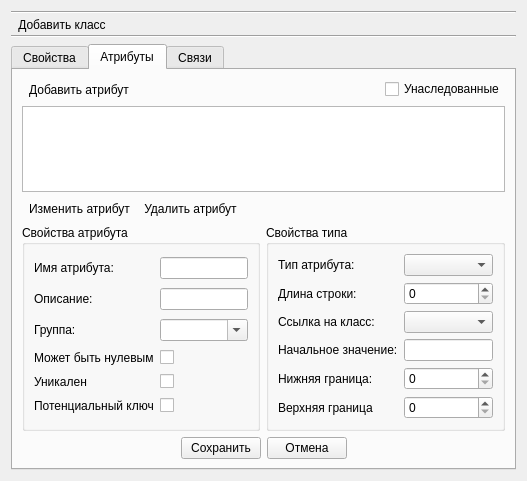
rdnvndr/raindrop, file src/plugins/modeleride/propclass.ui: the form before one commit.
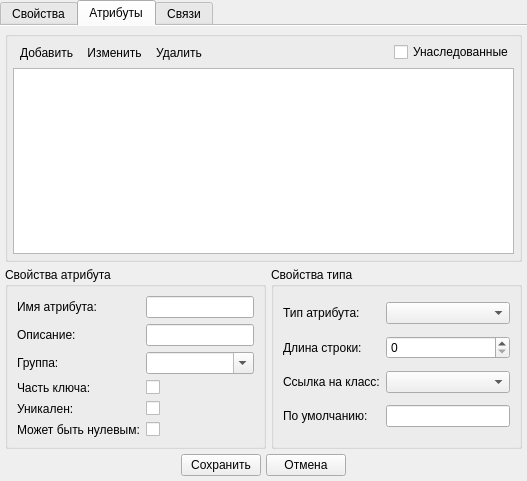
The form after the commit. Icons and pictures are not drawn. Custom widgets are drawn as their Qt base class.

What changed in the file:
```diff
--- a/src/plugins/modeleride/propclass.ui
+++ b/src/plugins/modeleride/propclass.ui
@@ -14,95 +14,63 @@
    <string>Свойство класса</string>
   </property>
   <layout class="QVBoxLayout" name="verticalLayout_4">
-   <item>
-    <layout class="QVBoxLayout" name="verticalLayoutClass">
      <property name="spacing">
       <number>0</number>
      </property>
-     <item>
-      <widget class="QFrame" name="frameToolClassUp">
-       <property name="frameShape">
-        <enum>QFrame::HLine</enum>
-       </property>
-       <property name="frameShadow">
-        <enum>QFrame::Sunken</enum>
-       </property>
-      </widget>
-     </item>
-     <item>
-      <layout class="QHBoxLayout" name="horizontalLayoutToolClass">
-       <property name="spacing">
+   <property name="margin">
         <number>0</number>
        </property>
-       <item>
-        <widget class="QToolButton" name="toolButtonAddClass">
-         <property name="text">
-          <string>Добавить класс</string>
-         </property>
-         <property name="icon">
-          <iconset resource="modeleride.qrc">
-           <normaloff>:/add</normaloff>:/add</iconset>
-         </property>
-         <property name="iconSize">
-          <size>
-           <width>16</width>
-           <height>16</height>
-          </size>
-         </property>
-         <property name="toolButtonStyle">
-          <enum>Qt::ToolButtonTextBesideIcon</enum>
-         </property>
-         <property name="autoRaise">
-          <bool>true</bool>
-         </property>
-        </widget>
-       </item>
-       <item>
-        <spacer name="horizontalSpacerToolClass">
-         <property name="orientation">
-          <enum>Qt::Horizontal</enum>
-         </property>
-         <property name="sizeHint" stdset="0">
-          <size>
-           <width>40</width>
-           <height>20</height>
-          </size>
-         </property>
-        </spacer>
-       </item>
-      </layout>
-     </item>
-     <item>
-      <widget class="QFrame" name="frameToolClassDown">
-       <property name="frameShape">
-        <enum>QFrame::HLine</enum>
-       </property>
-       <property name="frameShadow">
-        <enum>QFrame::Sunken</enum>
-       </property>
-      </widget>
-     </item>
-    </layout>
-   </item>
    <item>
     <widget class="QTabWidget" name="tabWidgetProp">
      <property name="currentIndex">
       <number>1</number>
      </property>
+     <property name="documentMode">
+      <bool>true</bool>
+     </property>
      <widget class="QWidget" name="tabProp">
       <attribute name="title">
        <string>Свойства</string>
       </attribute>
       <layout class="QVBoxLayout" name="verticalLayoutProp">
+       <property name="spacing">
+        <number>5</number>
+       </property>
+       <property name="margin">
+        <number>5</number>
+       </property>
        <item>
         <layout class="QHBoxLayout" name="horizontalLayoutPropTool">
          <property name="spacing">
           <number>0</number>
          </property>
+         <item>
+          <widget class="QToolButton" name="toolButtonAddClass">
+           <property name="text">
+            <string>Добавить</string>
+           </property>
+           <property name="icon">
+            <iconset resource="modeleride.qrc">
+             <normaloff>:/add</normaloff>:/add</iconset>
+           </property>
+           <property name="iconSize">
+            <size>
+             <width>16</width>
+             <height>16</height>
+            </size>
+           </property>
+           <property name="toolButtonStyle">
+            <enum>Qt::ToolButtonTextBesideIcon</enum>
+           </property>
+           <property name="autoRaise">
+            <bool>true</bool>
+           </property>
+          </widget>
+         </item>
          <item>
           <widget class="QToolButton" name="toolButtonEditClass">
            <property name="text">
-            <string>Изменить класс</string>
+            <string>Изменить</string>
            </property>
            <property name="icon">
             <iconset resource="modeleride.qrc">
@@ -125,7 +93,7 @@
          <item>
           <widget class="QToolButton" name="toolButtonDelClass">
            <property name="text">
-            <string>Удалить класс</string>
+            <string>Удалить</string>
            </property>
            <property name="icon">
             <iconset resource="modeleride.qrc">
@@ -301,6 +269,24 @@
        <string>Атрибуты</string>
       </attribute>
       <layout class="QVBoxLayout" name="verticalLayout_2">
+       <property name="spacing">
+        <number>5</number>
+       </property>
+       <property name="margin">
+        <number>5</number>
+       </property>
+       <item>
+        <widget class="QGroupBox" name="groupBox">
+         <property name="title">
+          <string/>
+         </property>
+         <layout class="QVBoxLayout" name="verticalLayout">
+          <property name="spacing">
+           <number>5</number>
+          </property>
+          <property name="margin">
+           <number>5</number>
+          </property>
        <item>
         <layout class="QHBoxLayout" name="horizontalLayoutAttrListTool">
          <property name="spacing">
@@ -309,7 +295,7 @@
          <item>
           <widget class="QToolButton" name="toolButtonAddAttr">
            <property name="text">
-            <string>Добавить атрибут</string>
+               <string>Добавить</string>
            </property>
            <property name="icon">
             <iconset resource="modeleride.qrc">
@@ -329,6 +315,52 @@
            </property>
           </widget>
          </item>
+            <item>
+             <widget class="QToolButton" name="toolButtonEditAttr">
+              <property name="text">
+               <string>Изменить</string>
+              </property>
+              <property name="icon">
+               <iconset resource="modeleride.qrc">
+                <normaloff>:/edit</normaloff>:/edit</iconset>
+              </property>
+              <property name="iconSize">
+               <size>
+                <width>16</width>
+                <height>16</height>
+               </size>
+              </property>
+              <property name="toolButtonStyle">
+               <enum>Qt::ToolButtonTextBesideIcon</enum>
+              </property>
+              <property name="autoRaise">
+               <bool>true</bool>
+              </property>
+             </widget>
+            </item>
+            <item>
+             <widget class="QToolButton" name="toolButtonDeleteAttr">
+              <property name="text">
+               <string>Удалить</string>
+              </property>
+              <property name="icon">
+               <iconset resource="modeleride.qrc">
+                <normaloff>:/remove</normaloff>:/remove</iconset>
+              </property>
+              <property name="iconSize">
+               <size>
+                <width>16</width>
+                <height>16</height>
+               </size>
+              </property>
+              <property name="toolButtonStyle">
+               <enum>Qt::ToolButtonTextBesideIcon</enum>
+              </property>
+              <property name="autoRaise">
+               <bool>true</bool>
+              </property>
+             </widget>
+            </item>
          <item>
           <spacer name="horizontalSpacerAttrListTool">
            <property name="orientation">
@@ -354,71 +386,8 @@
        <item>
         <widget class="QTableView" name="tableViewAttr"/>
        </item>
-       <item>
-        <layout class="QHBoxLayout" name="horizontalLayoutToolAttr">
-         <property name="spacing">
-          <number>0</number>
-         </property>
-         <item>
-          <widget class="QToolButton" name="toolButtonEditAttr">
-           <property name="text">
-            <string>Изменить атрибут</string>
-           </property>
-           <property name="icon">
-            <iconset resource="modeleride.qrc">
-             <normaloff>:/edit</normaloff>:/edit</iconset>
-           </property>
-           <property name="iconSize">
-            <size>
-             <width>16</width>
-             <height>16</height>
-            </size>
-           </property>
-           <property name="toolButtonStyle">
-            <enum>Qt::ToolButtonTextBesideIcon</enum>
-           </property>
-           <property name="autoRaise">
-            <bool>true</bool>
-           </property>
-          </widget>
-         </item>
-         <item>
-          <widget class="QToolButton" name="toolButtonDeleteAttr">
-           <property name="text">
-            <string>Удалить атрибут</string>
-           </property>
-           <property name="icon">
-            <iconset resource="modeleride.qrc">
-             <normaloff>:/remove</normaloff>:/remove</iconset>
-           </property>
-           <property name="iconSize">
-            <size>
-             <width>16</width>
-             <height>16</height>
-            </size>
-           </property>
-           <property name="toolButtonStyle">
-            <enum>Qt::ToolButtonTextBesideIcon</enum>
-           </property>
-           <property name="autoRaise">
-            <bool>true</bool>
-           </property>
-          </widget>
-         </item>
-         <item>
-          <spacer name="horizontalSpacerToolAttr">
-           <property name="orientation">
-            <enum>Qt::Horizontal</enum>
-           </property>
-           <property name="sizeHint" stdset="0">
-            <size>
-             <width>40</width>
-             <height>20</height>
-            </size>
-           </property>
-          </spacer>
-         </item>
-        </layout>
+         </layout>
+        </widget>
        </item>
        <item>
         <layout class="QHBoxLayout" name="horizontalLayoutPropAttr">
@@ -428,74 +397,39 @@
             <string>Свойства атрибута</string>
            </property>
            <layout class="QGridLayout" name="gridLayout_2">
-            <item row="5" column="1">
-             <widget class="QCheckBox" name="checkBoxIsCandidateKey">
-              <property name="text">
-               <string/>
-              </property>
-             </widget>
-            </item>
-            <item row="1" column="0">
-             <widget class="QLabel" name="labelAttrDesc">
-              <property name="text">
-               <string>Описание:</string>
-              </property>
-             </widget>
-            </item>
-            <item row="4" column="1">
-             <widget class="QCheckBox" name="checkBoxIsUnique">
-              <property name="text">
-               <string/>
-              </property>
-             </widget>
-            </item>
-            <item row="3" column="0">
+            <item row="5" column="0">
              <widget class="QLabel" name="labelIsNull">
               <property name="text">
-               <string>Может быть нулевым</string>
+               <string>Может быть нулевым:</string>
               </property>
              </widget>
             </item>
-            <item row="2" column="0">
-             <widget class="QLabel" name="labelAttrGroup">
-              <property name="text">
-               <string>Группа:</string>
-              </property>
-             </widget>
-            </item>
-            <item row="2" column="1">
-             <widget class="QComboBox" name="comboBoxAttrGroup">
-              <property name="editable">
-               <bool>true</bool>
-              </property>
-             </widget>
-            </item>
-            <item row="5" column="0">
+            <item row="3" column="0">
              <widget class="QLabel" name="labelIsCandidateKey">
               <property name="text">
-               <string>Потенциальный ключ</string>
+               <string>Часть ключа:</string>
+              </property>
+             </widget>
+            </item>
+            <item row="1" column="0">
+             <widget class="QLabel" name="labelAttrDesc">
+              <property name="text">
+               <string>Описание:</string>
               </property>
              </widget>
             </item>
             <item row="1" column="1">
              <widget class="QLineEdit" name="lineEditAttrDesc"/>
             </item>
-            <item row="0" column="1">
-             <widget class="QLineEdit" name="lineEditAttrName"/>
-            </item>
-            <item row="3" column="1">
+            <item row="5" column="1">
              <widget class="QCheckBox" name="checkBoxIsNull">
               <property name="text">
                <string/>
               </property>
              </widget>
             </item>
-            <item row="4" column="0">
-             <widget class="QLabel" name="labelIsUnique">
-              <property name="text">
-               <string>Уникален</string>
-              </property>
-             </widget>
+            <item row="0" column="1">
+             <widget class="QLineEdit" name="lineEditAttrName"/>
             </item>
             <item row="0" column="0">
              <widget class="QLabel" name="labelAttrName">
@@ -504,6 +438,41 @@
               </property>
              </widget>
             </item>
+            <item row="2" column="0">
+             <widget class="QLabel" name="labelAttrGroup">
+              <property name="text">
+               <string>Группа:</string>
+              </property>
+             </widget>
+            </item>
+            <item row="3" column="1">
+             <widget class="QCheckBox" name="checkBoxIsCandidateKey">
+              <property name="text">
+               <string/>
+              </property>
+             </widget>
+            </item>
+            <item row="4" column="0">
+             <widget class="QLabel" name="labelIsUnique">
+              <property name="text">
+               <string>Уникален:</string>
+              </property>
+             </widget>
+            </item>
+            <item row="4" column="1">
+             <widget class="QCheckBox" name="checkBoxIsUnique">
+              <property name="text">
+               <string/>
+              </property>
+             </widget>
+            </item>
+            <item row="2" column="1">
+             <widget class="QComboBox" name="comboBoxAttrGroup">
+              <property name="editable">
+               <bool>true</bool>
+              </property>
+             </widget>
+            </item>
            </layout>
           </widget>
          </item>
@@ -513,19 +482,16 @@
             <string>Свойства типа</string>
            </property>
            <layout class="QGridLayout" name="gridLayout_3">
-            <item row="2" column="0">
-             <widget class="QLabel" name="labelLinkClass">
+            <item row="1" column="1">
+             <widget class="QSpinBox" name="spinBoxStringLen"/>
+            </item>
+            <item row="3" column="0">
+             <widget class="QLabel" name="labelDefaultValue">
               <property name="text">
-               <string>Ссылка на класс:</string>
+               <string>По умолчанию:</string>
               </property>
              </widget>
             </item>
-            <item row="5" column="1">
-             <widget class="QSpinBox" name="spinBoxUpValue"/>
-            </item>
-            <item row="3" column="1">
-             <widget class="QLineEdit" name="lineEditDefaultValue"/>
-            </item>
             <item row="0" column="0">
              <widget class="QLabel" name="labelTypeAttr">
               <property name="text">
@@ -533,29 +499,6 @@
               </property>
              </widget>
             </item>
-            <item row="0" column="1">
-             <widget class="QComboBox" name="comboBoxTypeAttr"/>
-            </item>
-            <item row="5" column="0">
-             <widget class="QLabel" name="labelUpValue">
-              <property name="text">
-               <string>Верхняя граница</string>
-              </property>
-             </widget>
-            </item>
-            <item row="4" column="0">
-             <widget class="QLabel" name="labelDownValue">
-              <property name="text">
-               <string>Нижняя граница:</string>
-              </property>
-             </widget>
-            </item>
-            <item row="2" column="1">
-             <widget class="TreeComboBox" name="comboBoxLinkAttr"/>
-            </item>
-            <item row="4" column="1">
-             <widget class="QSpinBox" name="spinBoxDownValue"/>
-            </item>
             <item row="1" column="0">
              <widget class="QLabel" name="labelStringLen">
               <property name="text">
@@ -563,15 +506,21 @@
               </property>
              </widget>
             </item>
-            <item row="3" column="0">
-             <widget class="QLabel" name="labelDefaultValue">
+            <item row="2" column="0">
+             <widget class="QLabel" name="labelLinkClass">
               <property name="text">
-               <string>Начальное значение:</string>
+               <string>Ссылка на класс:</string>
               </property>
              </widget>
             </item>
-            <item row="1" column="1">
-             <widget class="QSpinBox" name="spinBoxStrinLen"/>
+            <item row="2" column="1">
+             <widget class="TreeComboBox" name="comboBoxLinkAttr"/>
+            </item>
+            <item row="0" column="1">
+             <widget class="QComboBox" name="comboBoxTypeAttr"/>
+            </item>
+            <item row="3" column="1">
+             <widget class="QLineEdit" name="lineEditDefaultValue"/>
             </item>
            </layout>
            <zorder>labelTypeAttr</zorder>
@@ -580,12 +529,8 @@
            <zorder>labelLinkClass</zorder>
            <zorder>comboBoxLinkAttr</zorder>
            <zorder>labelDefaultValue</zorder>
-           <zorder>labelDownValue</zorder>
-           <zorder>labelUpValue</zorder>
-           <zorder>spinBoxDownValue</zorder>
-           <zorder>spinBoxUpValue</zorder>
            <zorder>lineEditDefaultValue</zorder>
-           <zorder>spinBoxStrinLen</zorder>
+           <zorder>spinBoxStringLen</zorder>
           </widget>
          </item>
         </layout>
```
Lines whose indentation alone changed are shown as unchanged.
